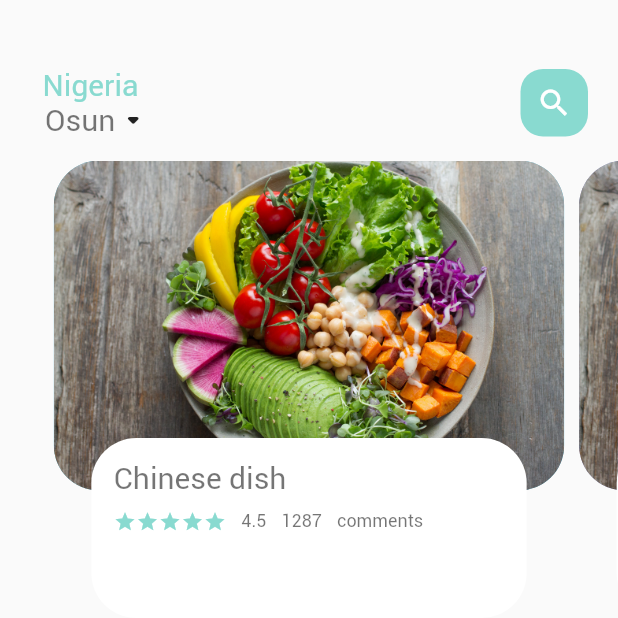
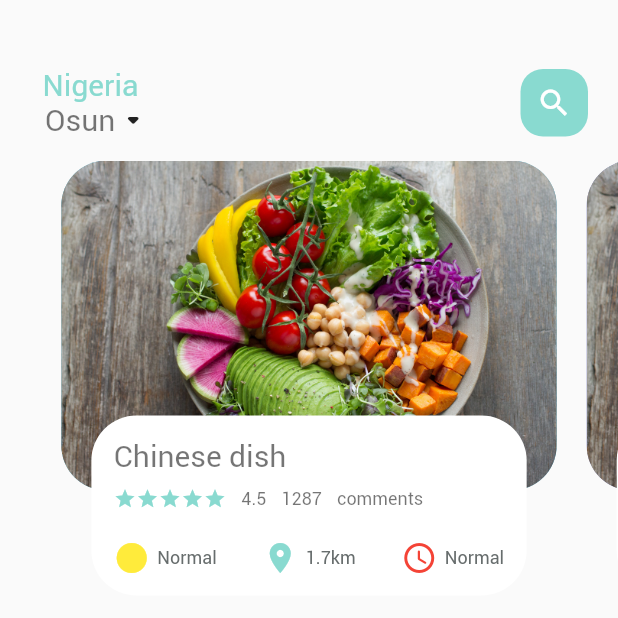
Before and after one commit to IHIMEKPEN/freedom, a Flutter app: the screen it shows after launch, on a phone screen of 412 x 824 dp, the top half of it. Run offline on Flutter 3.47's test engine with Material 2 defaults, Android fonts, the phone set to English and light mode, and no system bars.

Commit message:
done with icon and text widget

```diff
--- a/lib/home/food_page_body.dart
+++ b/lib/home/food_page_body.dart
@@ -3,6 +3,7 @@ import 'package:flutter/src/foundation/key.dart';
 import 'package:flutter/src/widgets/framework.dart';
 import 'package:freedom/utils/color.dart';
 import 'package:freedom/widgets/big_text.dart';
+import 'package:freedom/widgets/icon_and_text.dart';
 import 'package:freedom/widgets/small_text.dart';
 
 class FoodPageBody extends StatefulWidget {
@@ -33,7 +34,7 @@ class _FoodPageBodyState extends State<FoodPageBody> {
       children: [
         Container(
             height: 220,
-            margin: EdgeInsets.only(left: 5, right: 5),
+            margin: EdgeInsets.only(left: 10, right: 10),
             decoration: BoxDecoration(
               borderRadius: BorderRadius.circular(30),
               color: index.isEven ? Color(0XFF69c5df) : Color(0XFF9294cc),
@@ -46,7 +47,7 @@ class _FoodPageBodyState extends State<FoodPageBody> {
           alignment: Alignment.bottomCenter,
           child: Container(
             height: 120,
-            margin: EdgeInsets.only(left: 30, right: 30, bottom: 15),
+            margin: EdgeInsets.only(left: 30, right: 30, bottom: 30),
             decoration: BoxDecoration(
               borderRadius: BorderRadius.circular(30),
               color: Colors.white,
@@ -96,6 +97,38 @@ class _FoodPageBodyState extends State<FoodPageBody> {
                       ),
                     ],
                   ),
+                  SizedBox(
+                    height: 20,
+                  ),
+                  Row(
+                    mainAxisAlignment: MainAxisAlignment.spaceBetween,
+                    children: [
+                      IconAndText(
+                          icon: Icons.circle_sharp,
+                          text: "Normal",
+                          // color: color,
+                          iconColor: AppColors.tagColor
+                          ),
+                            SizedBox(
+                    width: 10,
+                  ),
+                      IconAndText(
+                          icon: Icons.location_on,
+                          text: '1.7km',
+                          // color: color,
+                          iconColor: AppColors.mainColor
+                          ),
+                                    SizedBox(
+                    width: 10,
+                  ),
+                      IconAndText(
+                          icon: Icons.access_time_rounded ,
+                          text: "Normal",
+                          // color: color,
+                          iconColor: AppColors.clockColor
+                          ),
+                    ],
+                  )
                 ],
               ),
             ),
--- a/lib/home/main_food_page.dart
+++ b/lib/home/main_food_page.dart
@@ -18,6 +18,7 @@ class _MainFoodPageState extends State<MainFoodPage> {
     return Scaffold(
         body: Column(
       children: [
+        //container for navbar
         Container(
           child: Container(
               margin: EdgeInsets.only(top: 45, bottom: 15),
--- a/lib/main.dart
+++ b/lib/main.dart
@@ -14,9 +14,9 @@ class MyApp extends StatelessWidget {
 
   @override
   Widget build(BuildContext context) {
-    return MaterialApp(
+    return const MaterialApp(
       debugShowCheckedModeBanner: false,
-      title: 'Welcome to Flutter',
+      // title: 'Welcome to Flutter',
       home: MainFoodPage(),
     );
   }
--- a/lib/utils/color.dart
+++ b/lib/utils/color.dart
@@ -1,6 +1,12 @@
 import 'dart:ui';
+
+import 'package:flutter/material.dart';
 
 class AppColors {
   static final Color textColor = const Color(0XFFcc7c5);
   static final Color mainColor = const Color(0XFF89dad0);
+  static final Color textSecondaryColor = Color.fromARGB(255, 103, 109, 109);
+  static final Color tagColor = Colors.yellow;
+
+  static final Color clockColor = Colors.red;
 }
--- /dev/null
+++ b/lib/widgets/icon_and_text.dart
@@ -0,0 +1,30 @@
+import 'package:flutter/cupertino.dart';
+import 'package:flutter/src/foundation/key.dart';
+import 'package:flutter/src/widgets/framework.dart';
+import 'package:freedom/widgets/small_text.dart';
+
+class IconAndText extends StatelessWidget {
+  final IconData icon;
+  final String text;
+
+  final Color iconColor;
+
+  const IconAndText(
+      {Key? key,
+      required this.icon,
+      required this.text,
+
+      required this.iconColor})
+      : super(key: key);
+
+  @override
+
+  @override
+  Widget build(BuildContext context) {
+    return Row(children: [
+      Icon(icon,color: iconColor,),
+      SizedBox(width: 5),
+      SmallText(text: text,)
+    ],);
+  }
+}
--- a/lib/widgets/small_text.dart
+++ b/lib/widgets/small_text.dart
@@ -7,23 +7,20 @@ class SmallText extends StatelessWidget {
   final String text;
   double size;
   double height;
-  SmallText({
-    Key? key,
-    this.color = const Color(0XFFcc7c5),
-    required this.text,
-    this.size = 12,this.height=1.2
-  }) : super(key: key);
+  SmallText(
+      {Key? key,
+      this.color = const Color.fromARGB(255, 103, 109, 109),
+      required this.text,
+      this.size = 12,
+      this.height = 1.2})
+      : super(key: key);
 
   @override
   Widget build(BuildContext context) {
     return Text(
       text,
       style: TextStyle(
-        fontFamily: 'Roboto',
-        color: color,
-        fontSize: size,
-        height: height
-      ),
+          fontFamily: 'Roboto', color: color, fontSize: size, height: height),
     );
   }
 }
```
Also changed, not shown: 2 other files.
